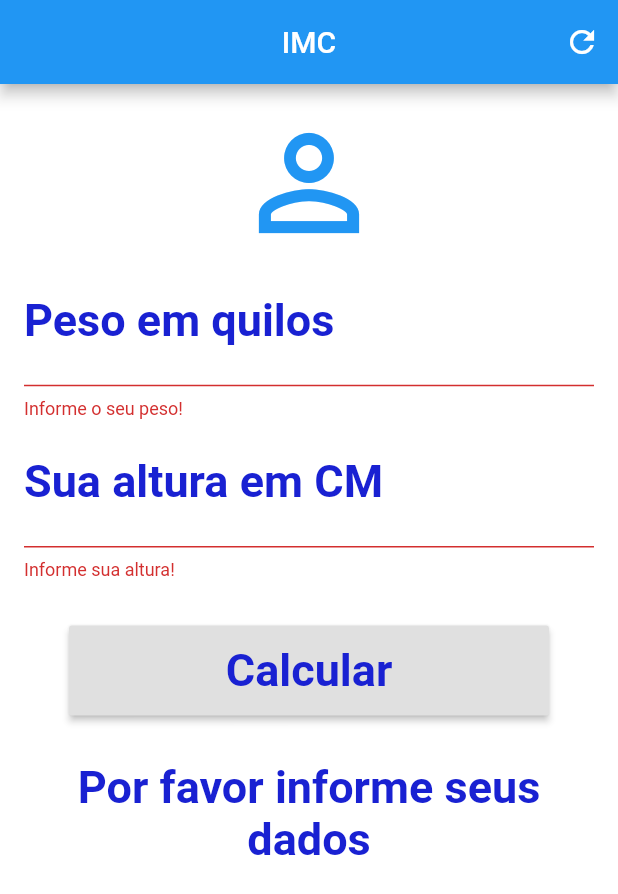
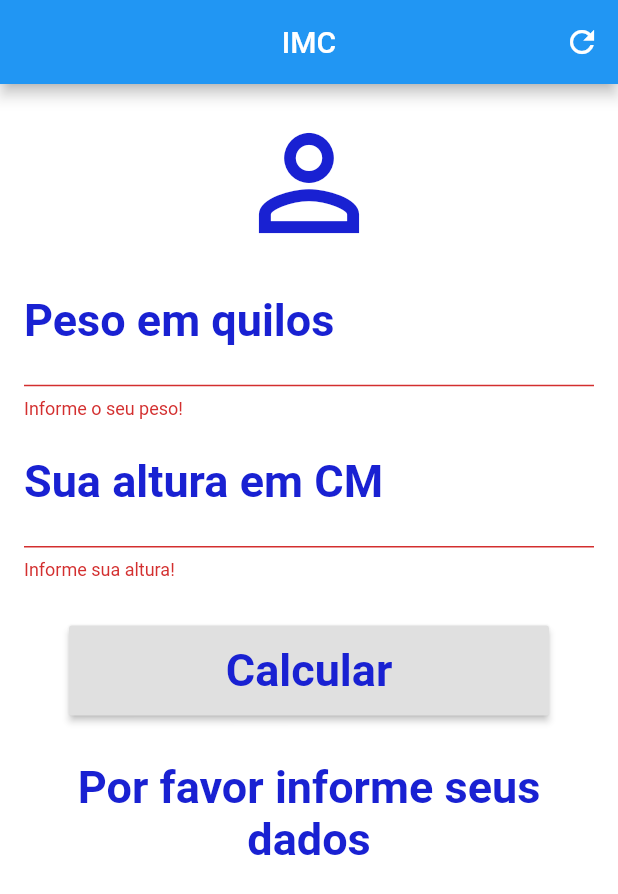
Before and after one commit to g4brielklein/imc_aula, a Flutter app: the screen it shows after launch, after a tap on "Calcular", on a phone screen of 412 x 824 dp. Shown: the top 894 px of the screen. Run offline on Flutter 3.47's test engine with Material 2 defaults, Android fonts, the phone set to English and light mode, and no system bars.

Commit message:
Inserted semantics accessibility widget.

```diff
--- a/lib/main.dart
+++ b/lib/main.dart
@@ -2,7 +2,7 @@ import 'package:flutter/material.dart';
 
 void main() {
   runApp(
-    MaterialApp(
+    const MaterialApp(
       home: Home(),
       debugShowCheckedModeBanner: false,
     ),
@@ -36,29 +36,32 @@ class _HomeState extends State<Home> {
   Widget build(BuildContext context) {
     return Scaffold(
       appBar: AppBar(
-        title: Text("IMC"),
+        title: Semantics( child: const Text("IMC"), label: "Calculadora de Índice de Massa Corporal",),
         centerTitle: true,
         backgroundColor: Colors.blue,
         actions:[
-          IconButton(onPressed: _reset, icon:Icon(Icons.refresh))
+          Semantics( child: IconButton(onPressed: _reset, icon:Icon(Icons.refresh)), label: "Limpar dados inseridos",)
         ],
       ),
       backgroundColor: Colors.white,
       body: SingleChildScrollView(
-        padding: EdgeInsets.all(16),
+        padding: const EdgeInsets.all(16),
         child: Form(
             key: _formKey,/// fazer
             child: Column(
               crossAxisAlignment: CrossAxisAlignment.stretch,
               children: <Widget>[
-                Icon(Icons.person_outline, size: 100, color: Colors.blue,),
+                Semantics(
+                  child: const Icon(Icons.person_outline, size: 100, color: Color(0XFF1921D2)),
+                  label: "Ícone do usuário"
+                ),
                 TextFormField(
                     keyboardType: TextInputType.number,
-                    decoration: InputDecoration(
+                    decoration: const InputDecoration(
                         labelText: "Peso em quilos",
                         labelStyle: TextStyle(color: Color(0XFF1921D2), fontWeight: FontWeight.bold)),
                     textAlign: TextAlign.center,
-                    style: TextStyle (color: Color(0XFF1921D2), fontSize: 30, fontWeight: FontWeight.bold),
+                    style: const TextStyle (color: Color(0XFF1921D2), fontSize: 30, fontWeight: FontWeight.bold),
                     controller: pesoController,
                     validator: (value){
                       if(value!.isEmpty){
@@ -68,11 +71,11 @@ class _HomeState extends State<Home> {
                 ),
                 TextFormField(
                     keyboardType: TextInputType.number,
-                    decoration: InputDecoration(
+                    decoration: const InputDecoration(
                         labelText: "Sua altura em CM",
                         labelStyle: TextStyle(color: Color(0XFF1921D2), fontWeight: FontWeight.bold)),
                     textAlign: TextAlign.center,
-                    style: TextStyle (color: Color(0XFF1921D2), fontSize: 30, fontWeight: FontWeight.bold),
+                    style: const TextStyle (color: Color(0XFF1921D2), fontSize: 30, fontWeight: FontWeight.bold),
                     controller: alturaController,
                     validator: (value){
                       if(value!.isEmpty){
@@ -92,7 +95,7 @@ class _HomeState extends State<Home> {
                           _calcular();
                         }
                       },
-                      child: Text("Calcular",
+                      child: const Text("Calcular",
                         style: TextStyle(color: Color(0XFF1921D2), fontSize: 30, fontWeight: FontWeight.bold),
                       ),
                     ),
@@ -100,7 +103,7 @@ class _HomeState extends State<Home> {
                 ),
                 Text(_mensagem,
                   textAlign: TextAlign.center,
-                  style: TextStyle(color: Color(0XFF1921D2), fontSize: 30, fontWeight: FontWeight.bold),
+                  style: const TextStyle(color: Color(0XFF1921D2), fontSize: 30, fontWeight: FontWeight.bold),
 
                 )
               ],
```
